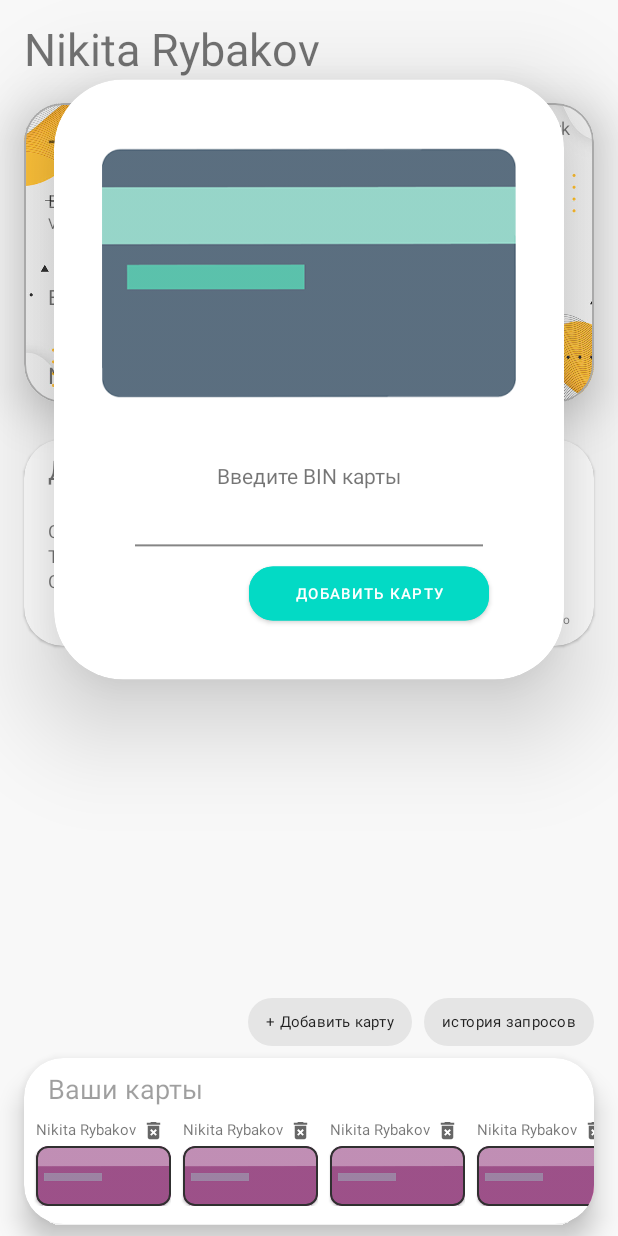
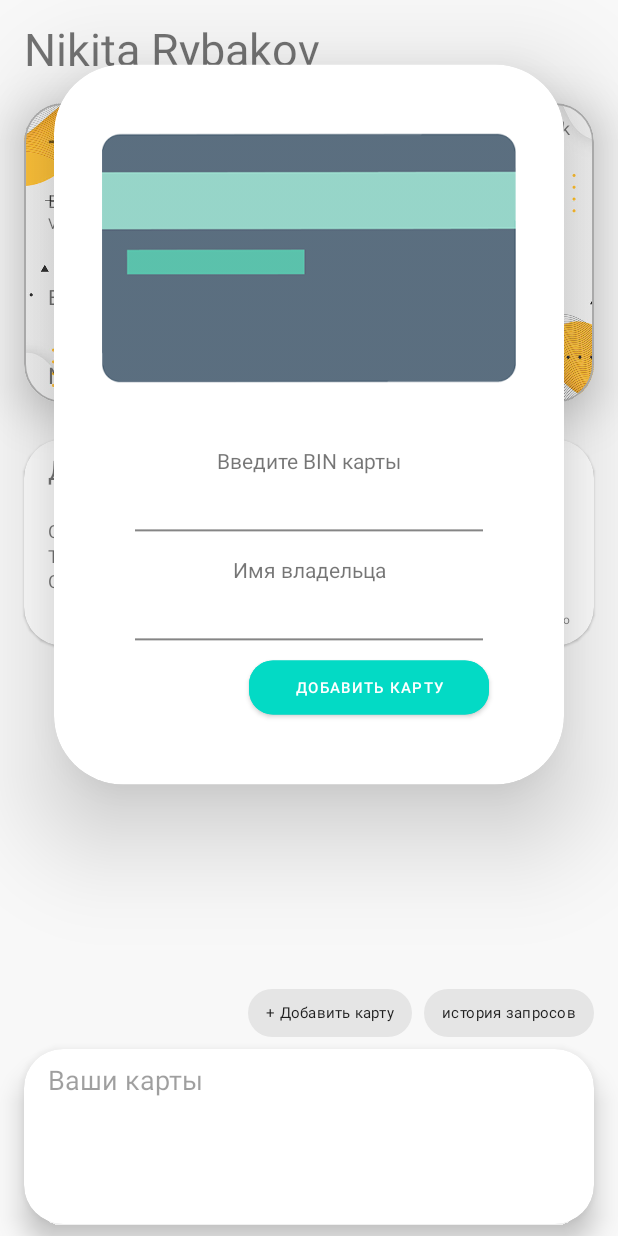
Before and after one commit to NikitaRybakov101/YourBank, an Android app: the screen it shows after launch (MainActivity), after a tap on "+ Добавить карту", on a phone screen of 412 x 824 dp. Run offline under Robolectric (Android 15) with nearby library versions, the phone set to English and light mode, and no system bars.

Commit message:
added create your card

```diff
--- a/app/src/main/java/com/example/yourbank/ui/fragments/CallbackBinInputInterface.kt
+++ b/app/src/main/java/com/example/yourbank/ui/fragments/CallbackBinInputInterface.kt
@@ -1,5 +1,5 @@
 package com.example.yourbank.ui.fragments
 
 interface CallbackBinInputInterface {
-    fun callbackBinInput(bin : Int)
+    fun callbackBinInput(bin: Int, userName: String)
 }
--- a/app/src/main/java/com/example/yourbank/ui/fragments/MainSearchBinFragment.kt
+++ b/app/src/main/java/com/example/yourbank/ui/fragments/MainSearchBinFragment.kt
@@ -1,6 +1,7 @@
 package com.example.yourbank.ui.fragments
 
 import android.animation.ObjectAnimator
+import android.graphics.Color
 import android.os.Bundle
 import android.view.View
 import android.view.animation.AnticipateOvershootInterpolator
@@ -10,14 +11,17 @@ import androidx.recyclerview.widget.RecyclerView
 import com.example.yourbank.R
 import com.example.yourbank.databinding.MainSearchBinFragmentBinding
 import com.example.yourbank.ui.baseViewBinding.BaseViewBindingFragment
+import java.util.Random
 
 class MainSearchBinFragment : BaseViewBindingFragment<MainSearchBinFragmentBinding>(MainSearchBinFragmentBinding::inflate) , CallbackBinInputInterface {
 
     companion object {
         fun newInstance() = MainSearchBinFragment()
-        private const val DURATION_ANIMATION_CONSTRUCTOR = 1500L
+        private const val DURATION_ANIMATION = 1500L
     }
 
+    private val listYourCardItem = ArrayList<YourCardItem>()
+    private val recyclerView = RecyclerYourCardAdapter(listYourCardItem)
 
     override fun onViewCreated(view: View, savedInstanceState: Bundle?) {
         super.onViewCreated(view, savedInstanceState)
@@ -47,7 +51,9 @@ class MainSearchBinFragment : BaseViewBindingFragment<MainSearchBinFragmentBindi
 
     private fun checkButton() = with(binding){
         chipAddedCard.setOnClickListener {
-            openBinInput()
+            if (binding.fragmentContainer.elevation == 0f) {
+                openBinInput()
+            }
         }
     }
 
@@ -60,21 +66,35 @@ class MainSearchBinFragment : BaseViewBindingFragment<MainSearchBinFragmentBindi
         fragmentContainer.elevation = 60f
 
         val viewY = ((root.height - fragmentContainer.height) / 8f)
-        objectAnimation(viewY,DURATION_ANIMATION_CONSTRUCTOR,60f)
+        objectAnimation(viewY,DURATION_ANIMATION,60f)
     }
 
     private fun closeBinInput() = with(binding) {
         val viewY = 0f - fragmentContainer.height
-        objectAnimation(viewY,DURATION_ANIMATION_CONSTRUCTOR,0f)
+        objectAnimation(viewY,DURATION_ANIMATION,0f)
     }
 
     private fun initListNotes() = with(binding) {
         recyclerAddedYouCard.layoutManager = LinearLayoutManager(requireContext(), RecyclerView.HORIZONTAL,false)
-        recyclerAddedYouCard.adapter = RecyclerYourCardAdapter()
+        recyclerAddedYouCard.adapter = recyclerView
     }
 
-    override fun callbackBinInput(bin: Int) {
+    override fun callbackBinInput(bin: Int, userName: String) {
         closeBinInput()
         binding.customProgressBar.start()
+
+        addItemToRecycler(bin,userName)
+    }
+
+    private fun addItemToRecycler(bin: Int, userName: String) {
+        listYourCardItem.add(generateItem(bin,userName))
+        recyclerView.notifyItemInserted(listYourCardItem.size + 1)
+    }
+
+    private fun generateItem(bin: Int, userName: String): YourCardItem {
+        val random = Random()
+        val color = Color.argb(255,random.nextInt(80) + 170,random.nextInt(80) + 170,random.nextInt(80) + 170)
+
+        return YourCardItem(userName, color,"BIN $bin")
     }
 }
--- a/app/src/main/java/com/example/yourbank/ui/fragments/RecyclerYourCardAdapter.kt
+++ b/app/src/main/java/com/example/yourbank/ui/fragments/RecyclerYourCardAdapter.kt
@@ -6,28 +6,41 @@ import android.view.ViewGroup
 import androidx.recyclerview.widget.RecyclerView
 import com.example.yourbank.databinding.CardItemsBinding
 
-class RecyclerYourCardAdapter() : RecyclerView.Adapter<RecyclerYourCardAdapter.ViewHolderYourCard>() {
+class RecyclerYourCardAdapter(private val listYourCardItem: ArrayList<YourCardItem>) : RecyclerView.Adapter<RecyclerYourCardAdapter.ViewHolderYourCard>() {
 
     private var _binding : CardItemsBinding? = null
     private val binding : CardItemsBinding get() = _binding!!
 
     override fun onCreateViewHolder(parent: ViewGroup, viewType: Int): RecyclerYourCardAdapter.ViewHolderYourCard {
         _binding = CardItemsBinding.inflate(LayoutInflater.from(parent.context),parent,false)
-        return ViewHolderYourCard(binding.root)
+        return ViewHolderYourCard(binding.root,binding)
     }
 
     override fun onBindViewHolder(holder: RecyclerYourCardAdapter.ViewHolderYourCard, position: Int) {
 
+        val yourCardItem = listYourCardItem[position]
+        holder.itemRemoved()
+
+        holder.textNameCard.text = yourCardItem.name
+        holder.textBinCard.text = yourCardItem.bin
+        holder.viewColorFilter.setBackgroundColor(yourCardItem.color)
     }
 
     override fun getItemCount(): Int {
-        return 10
+        return listYourCardItem.size
     }
 
-    inner class ViewHolderYourCard(view : View) : RecyclerView.ViewHolder(view) , InterfaceViewHolderNotes {
+    inner class ViewHolderYourCard(view: View, binding: CardItemsBinding) : RecyclerView.ViewHolder(view) , InterfaceViewHolderNotes {
+        val textNameCard = binding.textNameCard
+        val viewColorFilter = binding.viewColorFilter
+        val textBinCard = binding.textBinCard
+        private val deletedCard = binding.deletedCard
 
-        override fun itemRemoved(){
-
+        override fun itemRemoved() {
+            deletedCard.setOnClickListener {
+                listYourCardItem.removeAt(layoutPosition)
+                notifyItemRemoved(layoutPosition)
+            }
         }
     }
 
--- /dev/null
+++ b/app/src/main/java/com/example/yourbank/ui/fragments/YourCardItem.kt
@@ -0,0 +1,3 @@
+package com.example.yourbank.ui.fragments
+
+data class YourCardItem(val name : String, val color : Int, val bin : String)
--- a/app/src/main/res/layout/bin_input_fragment.xml
+++ b/app/src/main/res/layout/bin_input_fragment.xml
@@ -3,7 +3,7 @@
     xmlns:app="http://schemas.android.com/apk/res-auto"
     xmlns:tools="http://schemas.android.com/tools"
     android:layout_width="match_parent"
-    android:layout_height="match_parent">
+    android:layout_height="wrap_content">
 
     <androidx.constraintlayout.widget.ConstraintLayout
         android:layout_width="match_parent"
@@ -21,7 +21,7 @@
             app:layout_constraintTop_toTopOf="parent" />
 
         <TextView
-            android:id="@+id/textView2"
+            android:id="@+id/textInputBin"
             android:layout_width="wrap_content"
             android:layout_height="wrap_content"
             android:text="@string/bin_input"
@@ -37,20 +37,38 @@
             android:inputType="number"
             app:layout_constraintEnd_toEndOf="parent"
             app:layout_constraintStart_toStartOf="parent"
-            app:layout_constraintTop_toBottomOf="@+id/textView2" />
+            app:layout_constraintTop_toBottomOf="@+id/textInputBin" />
+
+        <TextView
+            android:id="@+id/textNameUser"
+            android:layout_width="wrap_content"
+            android:layout_height="wrap_content"
+            android:layout_marginTop="8dp"
+            android:text="@string/user_name"
+            app:layout_constraintEnd_toEndOf="parent"
+            app:layout_constraintStart_toStartOf="parent"
+            app:layout_constraintTop_toBottomOf="@+id/editText" />
+
+        <EditText
+            android:id="@+id/editTextNameUser"
+            android:layout_width="match_parent"
+            android:layout_height="wrap_content"
+            android:layout_marginHorizontal="50dp"
+            app:layout_constraintTop_toBottomOf="@+id/textNameUser"
+            tools:layout_editor_absoluteX="49dp" />
 
         <com.google.android.material.button.MaterialButton
             android:id="@+id/buttonAddCard"
             android:layout_width="160dp"
             android:layout_height="wrap_content"
-            android:layout_marginEnd="50dp"
-            android:textSize="10sp"
             android:backgroundTint="@color/teal_200"
             android:text="@string/added_card"
+            android:layout_marginEnd="50dp"
             app:cornerRadius="16dp"
+            android:textSize="10sp"
             app:layout_constraintBottom_toBottomOf="parent"
             app:layout_constraintEnd_toEndOf="parent"
-            app:layout_constraintTop_toBottomOf="@+id/editText"
+            app:layout_constraintTop_toBottomOf="@+id/editTextNameUser"
             tools:ignore="SmallSp" />
 
     </androidx.constraintlayout.widget.ConstraintLayout>
--- a/app/src/main/res/layout/card_items.xml
+++ b/app/src/main/res/layout/card_items.xml
@@ -7,46 +7,63 @@
     android:orientation="vertical">
 
     <TextView
-        android:id="@+id/textView"
+        android:id="@+id/textNameCard"
         android:layout_width="wrap_content"
         android:layout_height="wrap_content"
         android:text="Nikita Rybakov"
-        android:textSize="10sp"
-        android:layout_marginStart="8dp"
+        android:layout_marginStart="12dp"
+        android:textSize="8sp"
         app:layout_constraintStart_toStartOf="parent"
-        app:layout_constraintTop_toTopOf="parent" />
+        app:layout_constraintTop_toTopOf="parent"
+        tools:ignore="SmallSp" />
 
     <ImageView
         android:id="@+id/deletedCard"
         android:layout_width="15dp"
         android:layout_height="15dp"
-        android:alpha="0.6"
+        android:alpha="0.4"
         android:src="@drawable/ic_baseline_delete_forever_24"
         app:layout_constraintEnd_toEndOf="parent"
-        app:layout_constraintStart_toEndOf="@+id/textView"
         app:layout_constraintTop_toTopOf="parent" />
 
     <com.google.android.material.card.MaterialCardView
-        android:id="@+id/materialCardView"
+        android:id="@+id/materialCardViewYourCard"
         android:layout_width="90dp"
         android:layout_height="40dp"
         android:layout_marginTop="4dp"
-        android:backgroundTint="#FF2496"
         app:cardCornerRadius="8dp"
         android:layout_marginStart="8dp"
         app:layout_constraintBottom_toBottomOf="parent"
         app:layout_constraintEnd_toEndOf="parent"
         app:layout_constraintStart_toStartOf="parent"
-        app:layout_constraintTop_toBottomOf="@+id/textView"
+        app:layout_constraintTop_toBottomOf="@+id/textNameCard"
         app:strokeColor="#303030"
         app:strokeWidth="1dp">
+
+        <View
+            android:id="@+id/viewColorFilter"
+            android:layout_width="match_parent"
+            android:layout_height="match_parent" />
 
         <ImageView
             android:layout_width="wrap_content"
             android:layout_height="wrap_content"
             android:scaleType="centerCrop"
             android:alpha="0.6"
-            android:src="@drawable/card_image_item"/>
+            android:src="@drawable/card_image_item" />
+
+        <TextView
+            android:id="@+id/textBinCard"
+            android:layout_width="wrap_content"
+            android:layout_height="wrap_content"
+            android:layout_gravity="bottom"
+            android:layout_marginStart="8dp"
+            android:layout_marginBottom="4dp"
+            android:text="BIN 04447777"
+            android:textSize="8sp"
+            app:layout_constraintStart_toStartOf="parent"
+            app:layout_constraintTop_toTopOf="parent"
+            tools:ignore="SmallSp" />
 
 
     </com.google.android.material.card.MaterialCardView>
--- a/app/src/main/res/layout/main_search_bin_fragment.xml
+++ b/app/src/main/res/layout/main_search_bin_fragment.xml
@@ -34,10 +34,10 @@
 
             <androidx.recyclerview.widget.RecyclerView
                 android:id="@+id/recyclerAddedYouCard"
-                android:layout_width="wrap_content"
-                android:layout_height="wrap_content"
+                android:layout_width="match_parent"
+                android:layout_height="70dp"
                 android:layout_gravity="center_vertical"
-                android:layout_marginBottom="12dp"
+                android:layout_marginBottom="6dp"
                 tools:itemCount="1"
                 tools:listitem="@layout/card_items" />
 
@@ -286,13 +286,12 @@
 
         </androidx.constraintlayout.widget.ConstraintLayout>
 
-
     </com.google.android.material.card.MaterialCardView>
 
     <com.google.android.material.card.MaterialCardView
         android:id="@+id/fragment_container"
         android:layout_width="match_parent"
-        android:layout_height="400dp"
+        android:layout_height="480dp"
         android:layout_marginHorizontal="36dp"
         android:elevation="10dp"
         app:cardCornerRadius="46dp"
--- a/app/src/main/res/values/strings.xml
+++ b/app/src/main/res/values/strings.xml
@@ -12,4 +12,7 @@
     <string name="added_card">Добавить карту</string>
     <string name="number_error">number error</string>
     <string name="error_mess">BIN карты должен содердать 8 чисел</string>
+    <string name="user_name">Имя владельца</string>
+    <string name="error_empty_field">empty field</string>
+    <string name="error_mess_empty_field">введите имя</string>
 </resources>
```
Also changed, not shown: app/src/main/java/com/example/yourbank/ui/fragments/BinInputFragment.kt (+7 -1 lines).
